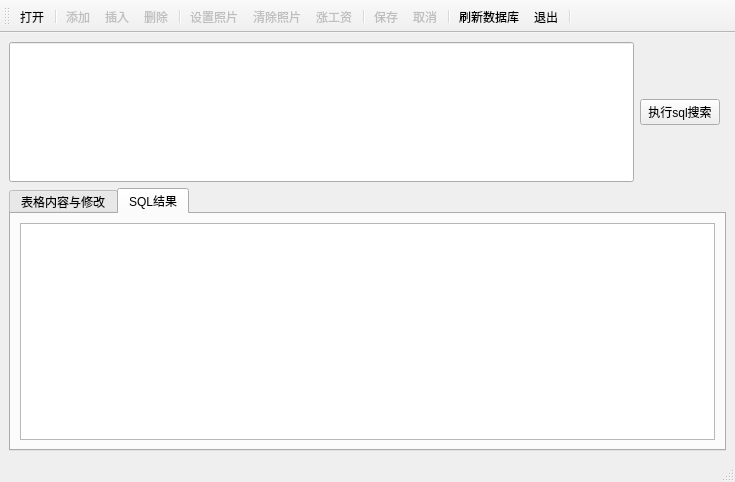
txt1994/mydatebase_client, file mainwindow.ui: the form before one commit.
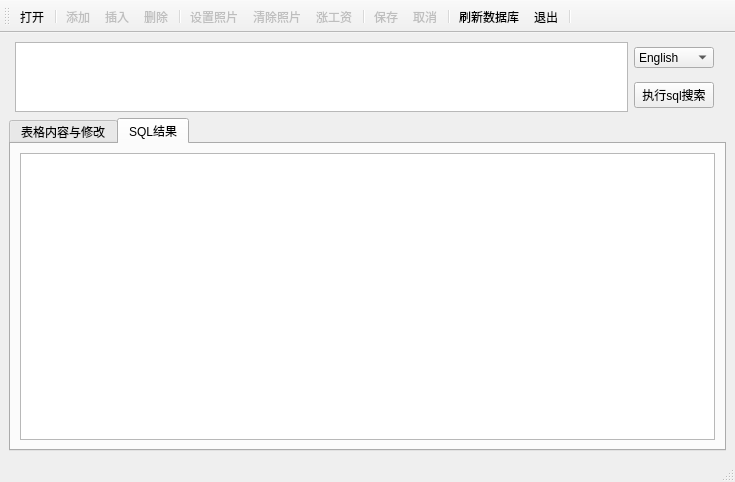
The form after the commit. Icons and pictures are not drawn.

What changed in the file:
```diff
--- a/mainwindow.ui
+++ b/mainwindow.ui
@@ -21,24 +21,7 @@
   </property>
   <widget class="QWidget" name="centralwidget">
    <layout class="QGridLayout" name="gridLayout">
-    <item row="0" column="1">
-     <widget class="QPushButton" name="Btn_sqlsearch">
-      <property name="text">
-       <string>执行sql搜索</string>
-      </property>
-     </widget>
-    </item>
-    <item row="0" column="0">
-     <widget class="QLineEdit" name="lineEdit_sqlcommd">
-      <property name="minimumSize">
-       <size>
-        <width>80</width>
-        <height>140</height>
-       </size>
-      </property>
-     </widget>
-    </item>
-    <item row="1" column="0" colspan="3">
+    <item row="2" column="0" colspan="5">
      <widget class="QTabWidget" name="tabWidget">
       <property name="currentIndex">
        <number>1</number>
@@ -65,6 +48,36 @@
       </widget>
      </widget>
     </item>
+    <item row="1" column="2">
+     <widget class="QPushButton" name="Btn_sqlsearch">
+      <property name="text">
+       <string>执行sql搜索</string>
+      </property>
+     </widget>
+    </item>
+    <item row="0" column="2">
+     <widget class="QComboBox" name="comboBox">
+      <property name="maximumSize">
+       <size>
+        <width>93</width>
+        <height>21</height>
+       </size>
+      </property>
+      <item>
+       <property name="text">
+        <string>English</string>
+       </property>
+      </item>
+      <item>
+       <property name="text">
+        <string>汉语</string>
+       </property>
+      </item>
+     </widget>
+    </item>
+    <item row="0" column="1" rowspan="2">
+     <widget class="QPlainTextEdit" name="plainTextEdit"/>
+    </item>
    </layout>
   </widget>
   <widget class="QMenuBar" name="menubar">
```
